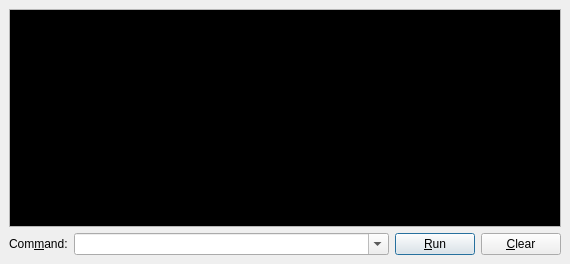
The window that Monitor_Window.ui (qunying/aqemu-old) describes before a commit, drawn with Qt 5.
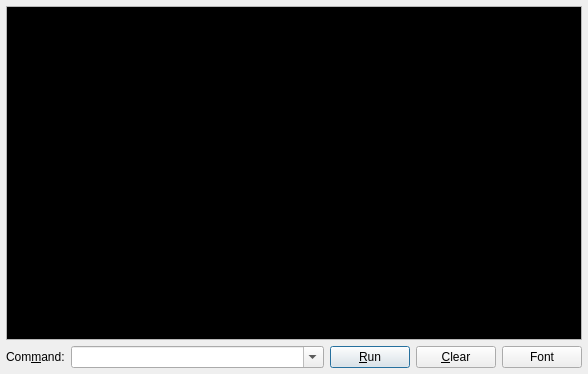
The same window after the commit. Icons and pictures are not drawn.

Commit message: Added the ability to choose font in monitor

Diff of the .ui file:
```diff
--- a/Monitor_Window.ui
+++ b/Monitor_Window.ui
@@ -1,13 +1,13 @@
 <ui version="4.0" >
  <author>Andrey Rijov</author>
  <class>Monitor_Window</class>
- <widget class="QDialog" name="Monitor_Window" >
-  <property name="geometry" >
+ <widget class="QDialog" name="Monitor_Window">
+  <property name="geometry">
    <rect>
     <x>0</x>
     <y>0</y>
-    <width>570</width>
-    <height>264</height>
+    <width>588</width>
+    <height>374</height>
    </rect>
   </property>
   <property name="windowTitle" >
@@ -17,10 +17,13 @@
    <iconset resource="images.qrc" >
     <normaloff>:/terminal.png</normaloff>:/terminal.png</iconset>
   </property>
-  <layout class="QGridLayout" name="gridLayout" >
-   <item row="0" column="0" colspan="4" >
-    <widget class="QTextEdit" name="Edit_Monitor_Out" >
-     <property name="palette" >
+  <layout class="QVBoxLayout" name="verticalLayout">
+   <property name="margin">
+    <number>6</number>
+   </property>
+   <item>
+    <widget class="QTextEdit" name="Edit_Monitor_Out">
+     <property name="palette">
       <palette>
        <active>
         <colorrole role="Text" >
@@ -84,7 +87,12 @@
        </disabled>
       </palette>
      </property>
-     <property name="undoRedoEnabled" >
+     <property name="font">
+      <font>
+       <family>DejaVu Sans Mono</family>
+      </font>
+     </property>
+     <property name="undoRedoEnabled">
       <bool>false</bool>
      </property>
      <property name="readOnly" >
@@ -92,10 +100,12 @@
      </property>
     </widget>
    </item>
-   <item row="1" column="0" >
-    <widget class="QLabel" name="Label_Command" >
-     <property name="sizePolicy" >
-      <sizepolicy vsizetype="Preferred" hsizetype="Maximum" >
+   <item>
+    <layout class="QHBoxLayout" name="horizontalLayout">
+     <item>
+      <widget class="QLabel" name="Label_Command">
+       <property name="sizePolicy">
+        <sizepolicy hsizetype="Maximum" vsizetype="Preferred">
        <horstretch>0</horstretch>
        <verstretch>0</verstretch>
       </sizepolicy>
@@ -108,10 +118,10 @@
      </property>
     </widget>
    </item>
-   <item row="1" column="1" >
-    <widget class="QComboBox" name="CB_Com_Line" >
-     <property name="sizePolicy" >
-      <sizepolicy vsizetype="Fixed" hsizetype="Minimum" >
+     <item>
+      <widget class="QComboBox" name="CB_Com_Line">
+       <property name="sizePolicy">
+        <sizepolicy hsizetype="Minimum" vsizetype="Fixed">
        <horstretch>0</horstretch>
        <verstretch>0</verstretch>
       </sizepolicy>
@@ -227,10 +237,10 @@
      </item>
     </widget>
    </item>
-   <item row="1" column="2" >
-    <widget class="QPushButton" name="Button_Run" >
-     <property name="sizePolicy" >
-      <sizepolicy vsizetype="Fixed" hsizetype="Maximum" >
+     <item>
+      <widget class="QPushButton" name="Button_Run">
+       <property name="sizePolicy">
+        <sizepolicy hsizetype="Maximum" vsizetype="Fixed">
        <horstretch>0</horstretch>
        <verstretch>0</verstretch>
       </sizepolicy>
@@ -244,10 +254,10 @@
      </property>
     </widget>
    </item>
-   <item row="1" column="3" >
-    <widget class="QPushButton" name="Button_Clear" >
-     <property name="sizePolicy" >
-      <sizepolicy vsizetype="Fixed" hsizetype="Maximum" >
+     <item>
+      <widget class="QPushButton" name="Button_Clear">
+       <property name="sizePolicy">
+        <sizepolicy hsizetype="Maximum" vsizetype="Fixed">
        <horstretch>0</horstretch>
        <verstretch>0</verstretch>
       </sizepolicy>
@@ -261,9 +271,31 @@
      </property>
     </widget>
    </item>
-  </layout>
+     <item>
+      <widget class="QPushButton" name="Button_Font">
+       <property name="sizePolicy">
+        <sizepolicy hsizetype="Maximum" vsizetype="Fixed">
+         <horstretch>0</horstretch>
+         <verstretch>0</verstretch>
+        </sizepolicy>
+       </property>
+       <property name="toolTip">
+        <string>Change font</string>
+       </property>
+       <property name="text">
+        <string>Font</string>
+       </property>
+       <property name="icon">
+        <iconset resource="images.qrc">
+         <normaloff>:/font.png</normaloff>:/font.png</iconset>
+       </property>
+      </widget>
+     </item>
+    </layout>
+   </item>
+  </layout>
  </widget>
- <layoutdefault spacing="6" margin="9" />
+ <layoutdefault spacing="6" margin="9"/>
  <tabstops>
   <tabstop>CB_Com_Line</tabstop>
   <tabstop>Button_Run</tabstop>
```
Left out of the diff: 115 changed lines with no effect on the pictures. Lines whose indentation alone changed are shown as unchanged. The commit also changes 6 other files.
